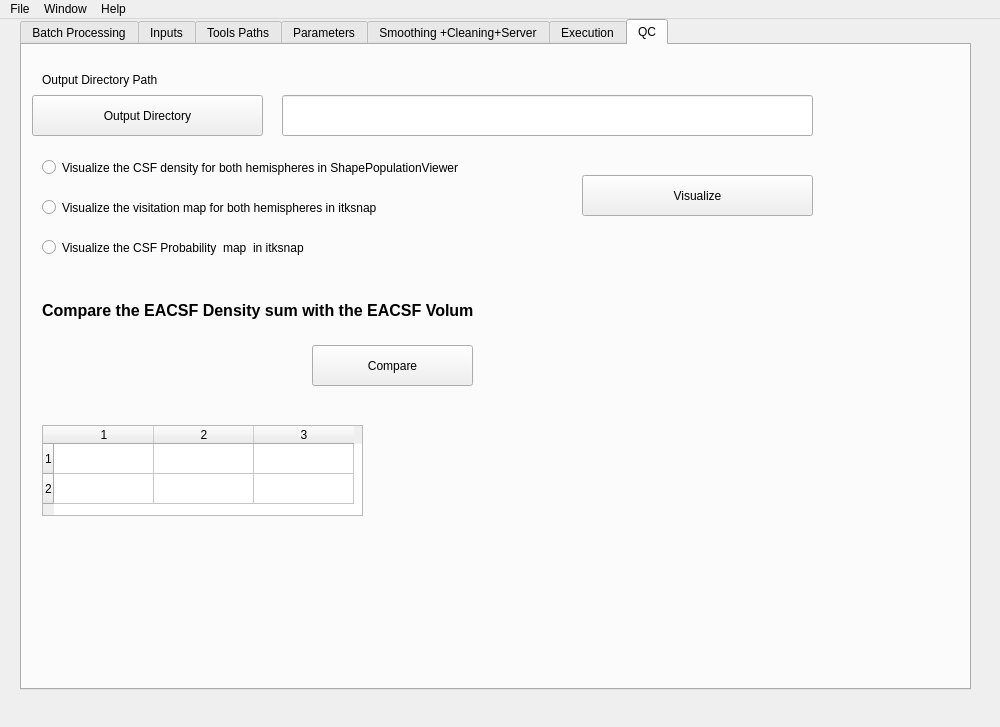
tahya-deddah/Local_EACSF, file src/app/csfwindow.ui: the form before one commit.
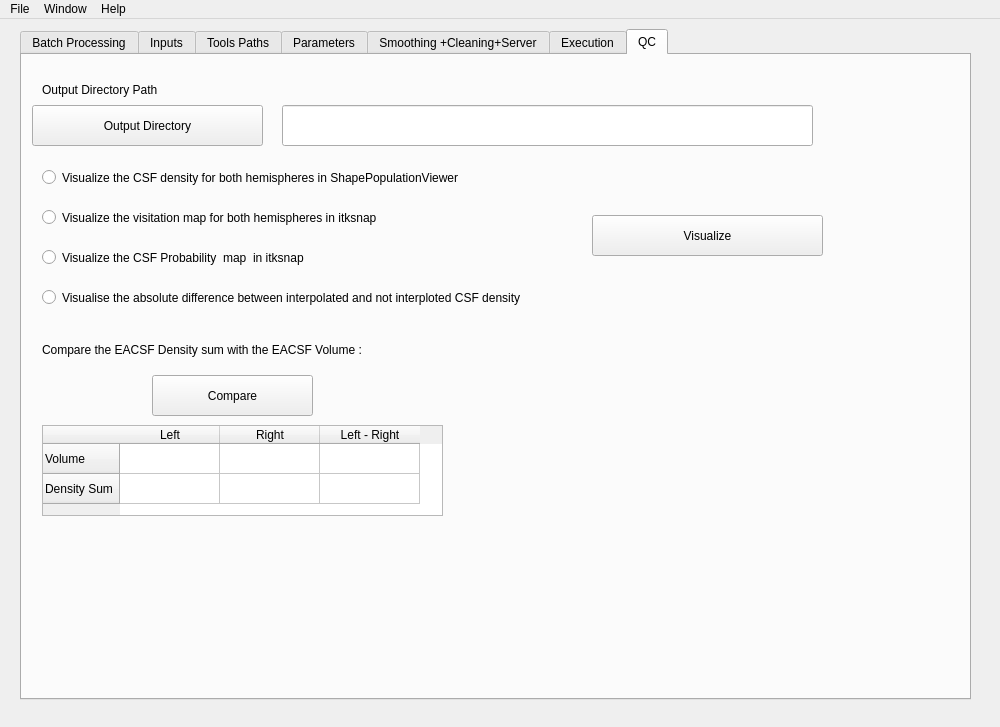
The form after the commit.

```diff
--- a/src/app/csfwindow.ui
+++ b/src/app/csfwindow.ui
@@ -15,10 +15,13 @@
   </property>
   <widget class="QWidget" name="centralwidget">
    <widget class="QTabWidget" name="tab">
+    <property name="enabled">
+     <bool>true</bool>
+    </property>
     <property name="geometry">
      <rect>
       <x>20</x>
-      <y>0</y>
+      <y>10</y>
       <width>951</width>
       <height>671</height>
      </rect>
@@ -1229,8 +1232,8 @@
      <widget class="QPushButton" name="visualize">
       <property name="geometry">
        <rect>
-        <x>560</x>
-        <y>130</y>
+        <x>570</x>
+        <y>160</y>
         <width>231</width>
         <height>41</height>
        </rect>
@@ -1242,8 +1245,8 @@
      <widget class="QPushButton" name="Compare">
       <property name="geometry">
        <rect>
-        <x>290</x>
-        <y>300</y>
+        <x>130</x>
+        <y>320</y>
         <width>161</width>
         <height>41</height>
        </rect>
@@ -1295,38 +1298,62 @@
       <property name="geometry">
        <rect>
         <x>20</x>
-        <y>250</y>
+        <y>280</y>
         <width>431</width>
         <height>31</height>
        </rect>
       </property>
       <property name="text">
-       <string>&lt;html&gt;&lt;head/&gt;&lt;body&gt;&lt;p&gt;&lt;span style=&quot; font-size:12pt; font-weight:600;&quot;&gt;Compare the EACSF Density sum with the EACSF Volume :&lt;/span&gt;&lt;/p&gt;&lt;/body&gt;&lt;/html&gt;</string>
+       <string>&lt;html&gt;&lt;head/&gt;&lt;body&gt;&lt;p&gt;Compare the EACSF Density sum with the EACSF Volume :&lt;/p&gt;&lt;/body&gt;&lt;/html&gt;</string>
+      </property>
+     </widget>
+     <widget class="QRadioButton" name="VisualiseDelta">
+      <property name="geometry">
+       <rect>
+        <x>20</x>
+        <y>230</y>
+        <width>601</width>
+        <height>25</height>
+       </rect>
+      </property>
+      <property name="text">
+       <string>Visualise the absolute difference between interpolated and not interploted CSF density</string>
       </property>
      </widget>
      <widget class="QTableWidget" name="tableWidget">
       <property name="geometry">
        <rect>
         <x>20</x>
-        <y>380</y>
-        <width>321</width>
+        <y>370</y>
+        <width>401</width>
         <height>91</height>
        </rect>
       </property>
-      <property name="rowCount">
-       <number>2</number>
-      </property>
-      <property name="columnCount">
-       <number>3</number>
-      </property>
-      <attribute name="horizontalHeaderCascadingSectionResizes">
-       <bool>false</bool>
-      </attribute>
-      <row/>
-      <row/>
-      <column/>
-      <column/>
-      <column/>
+      <row>
+       <property name="text">
+        <string>Volume</string>
+       </property>
+      </row>
+      <row>
+       <property name="text">
+        <string>Density Sum</string>
+       </property>
+      </row>
+      <column>
+       <property name="text">
+        <string>Left</string>
+       </property>
+      </column>
+      <column>
+       <property name="text">
+        <string>Right</string>
+       </property>
+      </column>
+      <column>
+       <property name="text">
+        <string>Left - Right</string>
+       </property>
+      </column>
      </widget>
     </widget>
    </widget>
```
Left out of the diff: 51 changed lines with no effect on the pictures.
